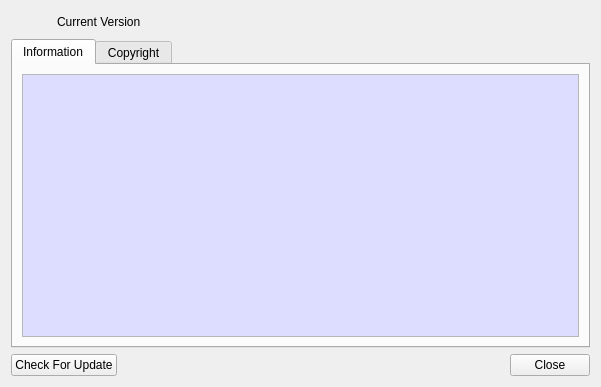
This is CryptokiMan/about_dlg.ui in jykim74/CryptokiMan as Qt 5 draws it before an edit. The edited form follows.
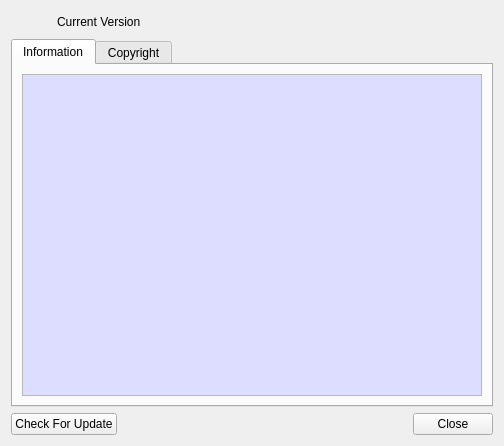
This is the edited form. The open tabs and pages were chosen to show the change. Icons and pictures are not drawn.

```diff
--- a/CryptokiMan/about_dlg.ui
+++ b/CryptokiMan/about_dlg.ui
@@ -6,8 +6,8 @@
    <rect>
     <x>0</x>
     <y>0</y>
-    <width>601</width>
-    <height>387</height>
+    <width>502</width>
+    <height>446</height>
    </rect>
   </property>
   <property name="windowTitle">
@@ -73,6 +73,12 @@
       <layout class="QVBoxLayout" name="verticalLayout_2">
        <item>
         <widget class="QTextBrowser" name="mAboutText">
+         <property name="minimumSize">
+          <size>
+           <width>460</width>
+           <height>300</height>
+          </size>
+         </property>
          <property name="palette">
           <palette>
            <active>
```
Left out of the diff: 2 changed lines with no effect on the pictures.
